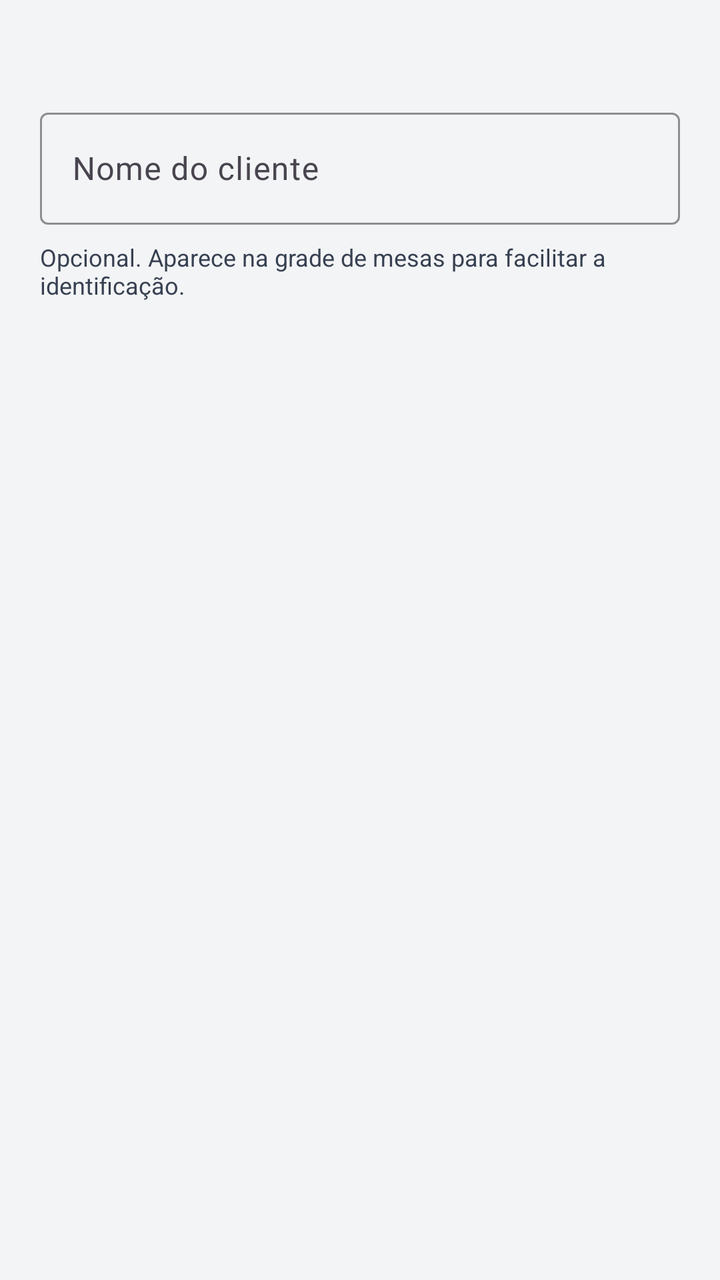
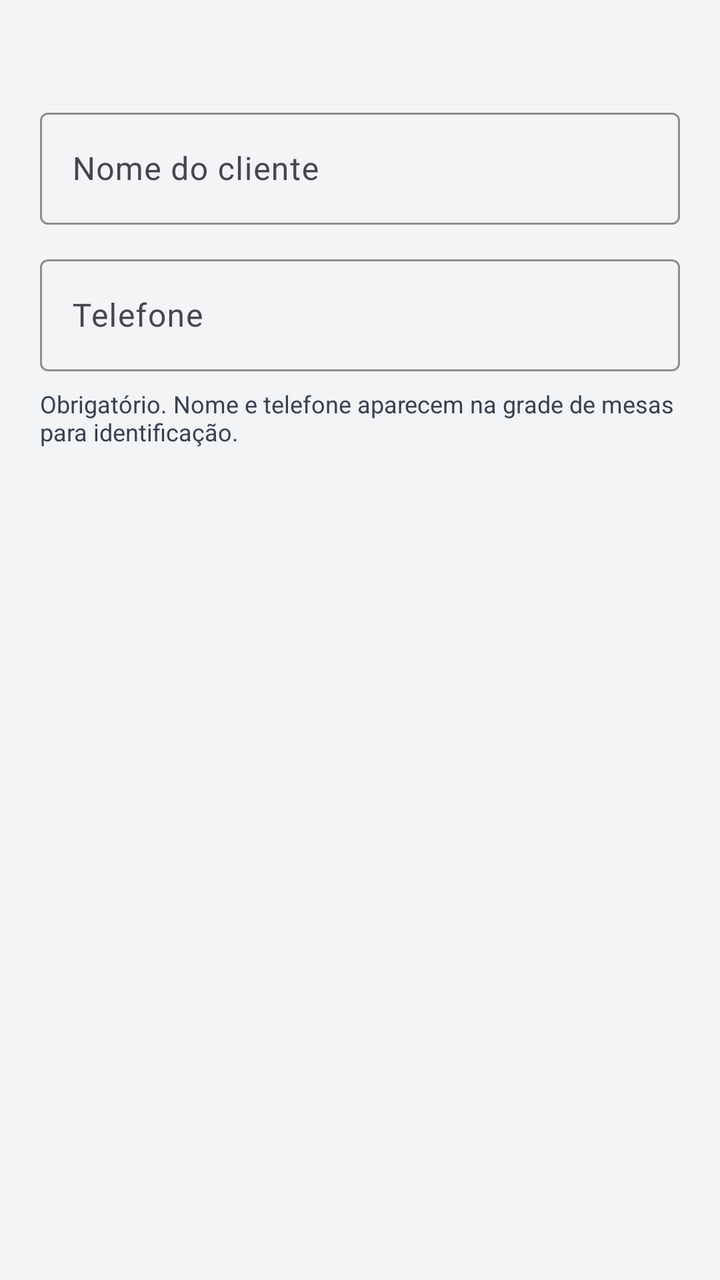

An Android layout rendered at two revisions. The XML below is the earlier revision; the diff shows what the commit changed to produce the second picture.
<!-- AndroidManifest.xml: application theme Theme.POSmaisgestao -->
<!-- res/layout/dialog_nome_cliente_mesa.xml -->
<?xml version="1.0" encoding="utf-8"?>
<LinearLayout xmlns:android="http://schemas.android.com/apk/res/android"
    xmlns:app="http://schemas.android.com/apk/res-auto"
    android:layout_width="match_parent"
    android:layout_height="wrap_content"
    android:orientation="vertical"
    android:padding="20dp">

    <TextView
        android:id="@+id/txtMesaDialog"
        android:layout_width="match_parent"
        android:layout_height="wrap_content"
        android:layout_marginBottom="12dp"
        android:textColor="@color/muted_foreground"
        android:textSize="14sp" />

    <com.google.android.material.textfield.TextInputLayout
        android:layout_width="match_parent"
        android:layout_height="wrap_content"
        android:hint="@string/nome_cliente_mesa"
        app:boxStrokeColor="@color/primary"
        app:hintTextColor="@color/muted_foreground">

        <com.google.android.material.textfield.TextInputEditText
            android:id="@+id/inputNomeClienteMesa"
            android:layout_width="match_parent"
            android:layout_height="wrap_content"
            android:inputType="textPersonName|textCapWords"
            android:minHeight="56dp"
            android:textColor="@color/foreground" />
    </com.google.android.material.textfield.TextInputLayout>

    <TextView
        android:id="@+id/txtAjudaNomeCliente"
        android:layout_width="match_parent"
        android:layout_height="wrap_content"
        android:layout_marginTop="8dp"
        android:text="@string/nome_cliente_mesa_ajuda"
        android:textColor="@color/muted_foreground"
        android:textSize="12sp" />
</LinearLayout>
<!-- resources referenced by this layout -->
<resources>
  <color name="foreground">#111827</color>
  <color name="muted_foreground">#374151</color>
  <color name="primary">#4271F0</color>
  <string name="nome_cliente_mesa">Nome do cliente</string>
  <string name="nome_cliente_mesa_ajuda">Opcional. Aparece na grade de mesas para facilitar a identificação.</string>
  <style name="Theme.POSmaisgestao" parent="Base.Theme.POSmaisgestao" />
  <style name="Base.Theme.POSmaisgestao" parent="Theme.Material3.DayNight.NoActionBar">
          <item name="colorPrimary">@color/primary</item>
          <item name="colorPrimaryDark">@color/primary_dark</item>
          <item name="colorSecondary">@color/accent</item>
          <item name="colorOnPrimary">@color/primary_foreground</item>
          <item name="colorOnSurface">@color/foreground</item>
          <item name="colorOnBackground">@color/foreground</item>
          <item name="android:statusBarColor">@color/primary_dark</item>
          <item name="android:navigationBarColor">@color/surface</item>
          <item name="android:windowOptOutEdgeToEdgeEnforcement">true</item>
          <item name="android:windowBackground">@color/surface</item>
          <item name="android:colorBackground">@color/background</item>
          <item name="android:textColorPrimary">@color/foreground</item>
          <item name="android:textColorSecondary">@color/muted_foreground</item>
          <item name="android:textColor">@color/foreground</item>
          <item name="android:textColorHint">@color/muted_foreground</item>
      </style>
  <color name="primary_dark">#0B42DA</color>
  <color name="accent">#D0D9F1</color>
  <color name="primary_foreground">#FFFFFF</color>
  <color name="surface">#F3F4F6</color>
  <color name="background">#FFFFFF</color>
</resources>

<!-- the commit's change to res/layout/dialog_nome_cliente_mesa.xml (unified diff, before → after) -->
@@ -30,6 +30,24 @@
             android:textColor="@color/foreground" />
     </com.google.android.material.textfield.TextInputLayout>
 
+    <com.google.android.material.textfield.TextInputLayout
+        android:layout_width="match_parent"
+        android:layout_height="wrap_content"
+        android:layout_marginTop="12dp"
+        android:hint="@string/telefone_cliente"
+        app:boxStrokeColor="@color/primary"
+        app:hintTextColor="@color/muted_foreground">
+
+        <com.google.android.material.textfield.TextInputEditText
+            android:id="@+id/inputTelefoneClienteMesa"
+            android:layout_width="match_parent"
+            android:layout_height="wrap_content"
+            android:inputType="phone"
+            android:maxLength="15"
+            android:minHeight="56dp"
+            android:textColor="@color/foreground" />
+    </com.google.android.material.textfield.TextInputLayout>
+
     <TextView
         android:id="@+id/txtAjudaNomeCliente"
         android:layout_width="match_parent"
<!-- resource entries referenced after the edit -->
@@ -4,7 +4,8 @@
   <color name="muted_foreground">#374151</color>
   <color name="primary">#4271F0</color>
   <string name="nome_cliente_mesa">Nome do cliente</string>
-  <string name="nome_cliente_mesa_ajuda">Opcional. Aparece na grade de mesas para facilitar a identificação.</string>
+  <string name="nome_cliente_mesa_ajuda">Obrigatório. Nome e telefone aparecem na grade de mesas para identificação.</string>
+  <string name="telefone_cliente">Telefone</string>
   <style name="Theme.POSmaisgestao" parent="Base.Theme.POSmaisgestao" />
   <style name="Base.Theme.POSmaisgestao" parent="Theme.Material3.DayNight.NoActionBar">
           <item name="colorPrimary">@color/primary</item>
